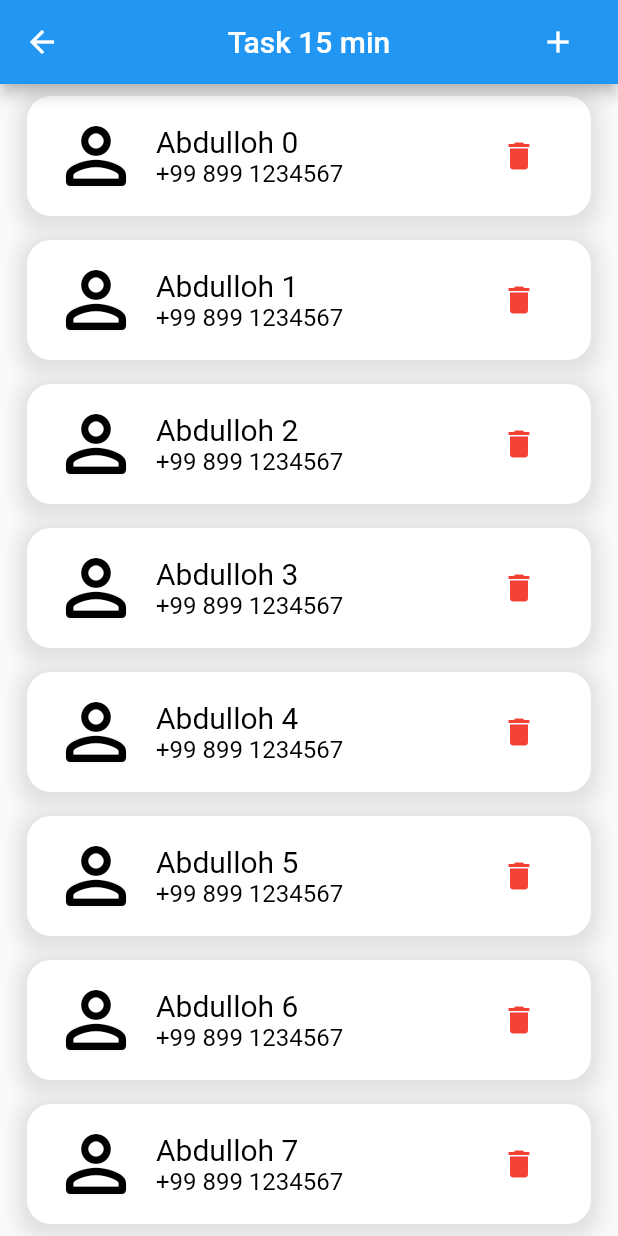
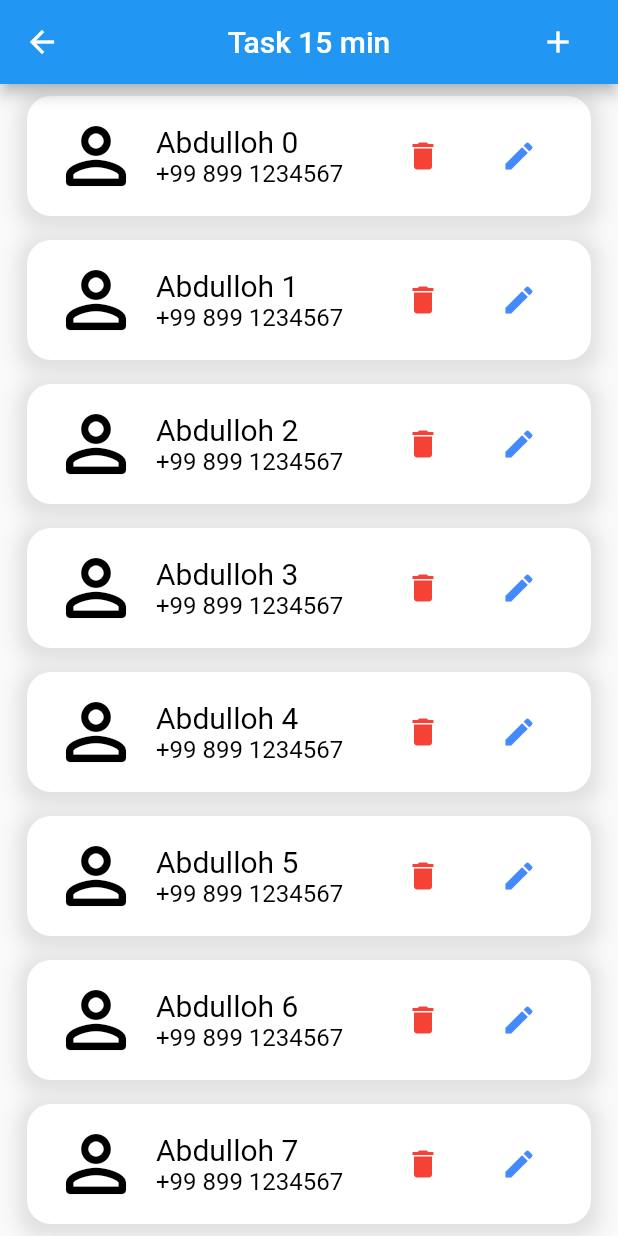
Before and after one commit to Abdusamad98/flutter_bootcamp3, a Flutter app: the screen it shows after launch, on a phone screen of 412 x 824 dp. Run offline on Flutter 3.47's test engine with Material 2 defaults, Android fonts, the phone set to English and light mode, and no system bars; our stand-ins replace flutter_screenutil, fluttertoast.

Commit message:
git: add New Screens, Alert Dialog, Custom Dialog, Add Contact, Delete Contact,

```diff
--- a/lib/contact_item.dart
+++ b/lib/contact_item.dart
@@ -1,13 +1,23 @@
 import 'package:flutter/material.dart';
 
 class ContactItem extends StatelessWidget {
-  const ContactItem({Key? key, required this.iconPath, required this.contactName, required this.number, required this.whenClicked, required this.isSelected, required this.deleteClicked}) : super(key: key);
+  const ContactItem(
+      {Key? key,
+      required this.iconPath,
+      required this.contactName,
+      required this.number,
+      required this.whenClicked,
+      required this.isSelected,
+      required this.deleteClicked,
+      required this.updateClicked})
+      : super(key: key);
 
   final String iconPath;
   final String contactName;
   final String number;
   final VoidCallback whenClicked;
   final VoidCallback deleteClicked;
+  final VoidCallback updateClicked;
   final bool isSelected;
 
   @override
@@ -18,7 +28,7 @@ class ContactItem extends StatelessWidget {
         margin: EdgeInsets.symmetric(horizontal: 18, vertical: 8),
         padding: EdgeInsets.symmetric(horizontal: 16, vertical: 10),
         decoration: BoxDecoration(
-            color: isSelected?Colors.green:Colors.white,
+            color: isSelected ? Colors.green : Colors.white,
             borderRadius: BorderRadius.circular(16),
             boxShadow: [
               BoxShadow(
@@ -29,11 +39,8 @@ class ContactItem extends StatelessWidget {
             ]),
         child: Row(
           children: [
-            Icon(
-              Icons.perm_identity_rounded,
-              size: 60,
-               color: isSelected?Colors.white:Colors.black
-            ),
+            Icon(Icons.perm_identity_rounded,
+                size: 60, color: isSelected ? Colors.white : Colors.black),
             SizedBox(
               width: 10,
             ),
@@ -44,20 +51,38 @@ class ContactItem extends StatelessWidget {
                 Text(
                   contactName,
                   style: TextStyle(
-                    fontSize: 20,
-                      color: isSelected?Colors.white:Colors.black
-                  ),
+                      fontSize: 20,
+                      color: isSelected ? Colors.white : Colors.black),
                 ),
                 Text(
                   number,
                   style: TextStyle(
-                    fontSize: 16,
-                      color: isSelected?Colors.red:Colors.black
-                  ),
+                      fontSize: 16,
+                      color: isSelected ? Colors.red : Colors.black),
                 ),
               ],
             )),
-            TextButton(onPressed: deleteClicked, child: Icon(Icons.delete,color: Colors.red,size: 24,),)
+            TextButton(
+              onPressed: deleteClicked,
+              child: Icon(
+                Icons.delete,
+                color: Colors.red,
+                size: 24,
+              ),
+              style: ButtonStyle(
+                  padding: MaterialStateProperty.all(EdgeInsets.zero)),
+            ),
+            TextButton(
+              onPressed: updateClicked,
+              style: ButtonStyle(
+                  padding: MaterialStateProperty.all(EdgeInsets.zero)),
+
+              child: Icon(
+                Icons.edit,
+                color: Colors.blueAccent,
+                size: 24,
+              ),
+            )
           ],
         ),
       ),
```
Also changed, not shown: lib/main.dart (+89 -4 lines).
